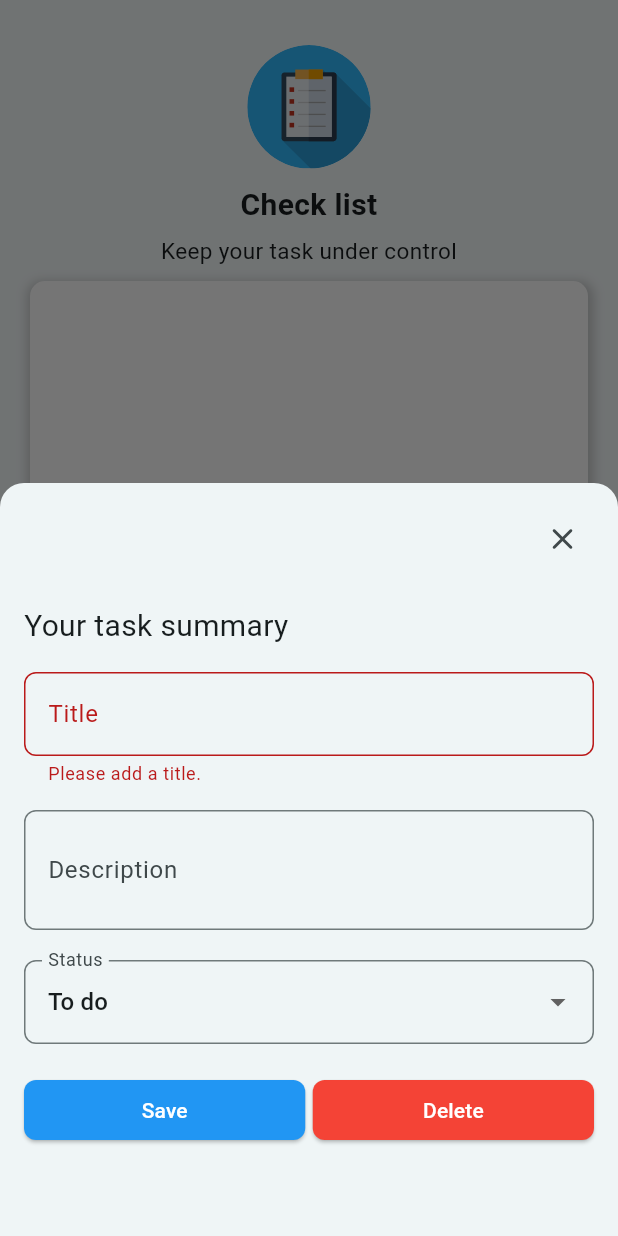
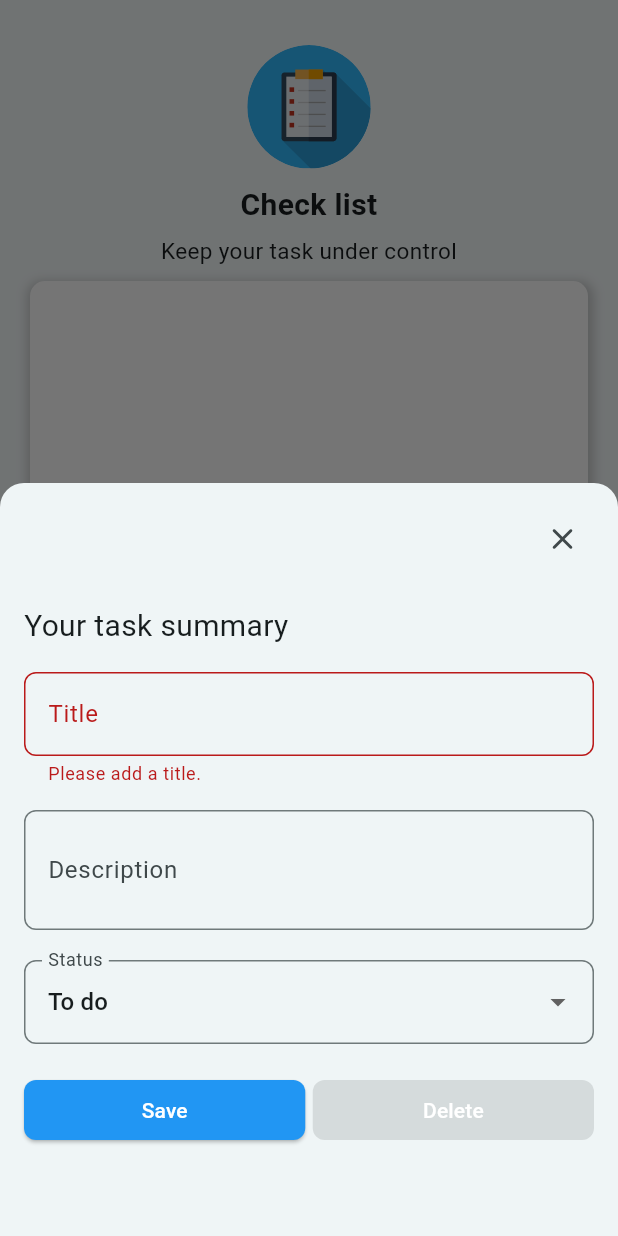
Before and after one commit to cgesoft/esercizio_iglu_app, a Flutter app: the screen it shows after launch, after a tap on the "add" icon, on a phone screen of 412 x 824 dp. Run offline on Flutter 3.47's test engine with Material 3 defaults, Android fonts, the phone set to English and light mode, and no system bars; our stand-ins replace auto_route, equatable, flutter_bloc, flutter_svg, fpdart, freezed_annotation and 3 more.

Commit message:
feat: implemented removal saved task function.

```diff
--- a/lib/features/task_list/data/repositories/shared_preferences_repository.dart
+++ b/lib/features/task_list/data/repositories/shared_preferences_repository.dart
@@ -54,4 +54,9 @@ class SharedPreferencesRepository implements ISharedPreferencesRepository {
   Future<void> setStatus(String key, bool value) async {
     await _sharedPreferencesDatasource.setBool(key, value);
   }
+
+  @override
+  Future<void> remove(String key) async {
+    await _sharedPreferencesDatasource.remove(key);
+  }
 }
--- a/lib/features/task_list/domain/repositories/i_shared_preferences_repository.dart
+++ b/lib/features/task_list/domain/repositories/i_shared_preferences_repository.dart
@@ -9,4 +9,5 @@ abstract class ISharedPreferencesRepository {
   Future<void> setTitle(String key, String value);
   Future<void> setDescription(String key, String value);
   Future<void> setStatus(String key, bool value);
+  Future<void> remove(String key);
 }
--- a/lib/features/task_list/domain/usecases/shared_preferences_usecase.dart
+++ b/lib/features/task_list/domain/usecases/shared_preferences_usecase.dart
@@ -11,7 +11,7 @@ class SharedPreferencesUseCase with LoggerMixin {
 
   SharedPreferencesUseCase(this._sharedPreferencesRepository);
 
-  Future<Either<Failure, List<TaskItemUiModel>>> getTaskModels(String taskListKey) async {
+  Future<Either<Failure, List<TaskItemUiModel>>> getTasks(String taskListKey) async {
     try {
       const taskTitleKey = SharedPreferenceKeyConstants.taskTitleKey;
       const taskDescKey = SharedPreferenceKeyConstants.taskDescKey;
@@ -39,21 +39,49 @@ class SharedPreferencesUseCase with LoggerMixin {
     }
   }
 
-  Future<Either<Failure, bool>> setTaskModel(String taskListKey, TaskItemUiModel task) async {
+  Future<Either<Failure, bool>> setTask(String taskListKey, TaskItemUiModel task) async {
     try {
       const taskTitleKey = SharedPreferenceKeyConstants.taskTitleKey;
       const taskDescKey = SharedPreferenceKeyConstants.taskDescKey;
       const taskStatusKey = SharedPreferenceKeyConstants.taskStatusKey;
       final taskId = task.id;
-      var taskList = await _sharedPreferencesRepository.getTaskListIds(taskListKey);
-      taskList.add(taskId);
+      if (task.title.isNotEmpty) {
+        var taskList = await _sharedPreferencesRepository.getTaskListIds(taskListKey);
+        if (taskList.contains(task.id) == false) {
+          taskList.add(taskId);
+        }
+        await _sharedPreferencesRepository.setTaskIdsList(taskListKey, taskList);
+        await _sharedPreferencesRepository.setTitle('$taskTitleKey$taskId', task.title);
+        await _sharedPreferencesRepository.setDescription('$taskDescKey$taskId', task.description);
+        await _sharedPreferencesRepository.setStatus(
+            '$taskStatusKey$taskId', task.status == TaskStatus.completed);
+        return Either.right(true);
+      } else {
+        return Either.right(false);
+      }
+    } catch (error) {
+      log.error(error.toString());
+      return Left(ServerFailure(error.toString()));
+    }
+  }
 
-      await _sharedPreferencesRepository.setTaskIdsList(taskListKey, taskList);
-      await _sharedPreferencesRepository.setTitle(taskTitleKey, task.title);
-      await _sharedPreferencesRepository.setDescription(taskDescKey, task.description);
-      await _sharedPreferencesRepository.setStatus(
-          taskStatusKey, task.status == TaskStatus.completed);
-      return Either.right(true);
+  Future<Either<Failure, bool>> deleteTask(String taskListKey, TaskItemUiModel task) async {
+    try {
+      const taskTitleKey = SharedPreferenceKeyConstants.taskTitleKey;
+      const taskDescKey = SharedPreferenceKeyConstants.taskDescKey;
+      const taskStatusKey = SharedPreferenceKeyConstants.taskStatusKey;
+      final taskId = task.id;
+      if (task.title.isNotEmpty) {
+        var taskList = await _sharedPreferencesRepository.getTaskListIds(taskListKey);
+        taskList.remove(taskId);
+        await _sharedPreferencesRepository.setTaskIdsList(taskListKey, taskList);
+        await _sharedPreferencesRepository.remove('$taskTitleKey$taskId');
+        await _sharedPreferencesRepository.remove('$taskDescKey$taskId');
+        await _sharedPreferencesRepository.remove('$taskStatusKey$taskId');
+        return Either.right(true);
+      } else {
+        return Either.right(false);
+      }
     } catch (error) {
       log.error(error.toString());
       return Left(ServerFailure(error.toString()));
--- a/lib/features/task_list/presentation/blocs/task_list_page_state.dart
+++ b/lib/features/task_list/presentation/blocs/task_list_page_state.dart
@@ -28,9 +28,11 @@ class ShowCreateTaskModalState extends TaskListPageState {
 }
 
 class ShowSuccessTaskModalState extends TaskListPageState {
-  ShowSuccessTaskModalState();
+  final String message;
+  ShowSuccessTaskModalState({required this.message});
 }
 
 class ShowFailureTaskModalState extends TaskListPageState {
-  ShowFailureTaskModalState();
+  final String message;
+  ShowFailureTaskModalState({required this.message});
 }
--- a/lib/features/task_list/presentation/mappers/task_list_page_ui_model_mapper.dart
+++ b/lib/features/task_list/presentation/mappers/task_list_page_ui_model_mapper.dart
@@ -22,7 +22,7 @@ class TaskListPageUiModelMapper implements Function1<List<TaskItemUiModel>, Task
       logoPath: logoPath,
       titleLabel: titleLabel,
       descriptionLabel: descriptionLabel,
-      areTaskAvailable: true,
+      areTaskAvailable: taskModels.isNotEmpty,
       noTaskInformativeLabel: noTaskInformativeLabel,
       tasks: taskModels,
     );
--- a/lib/features/task_list/presentation/pages/task_list_page.dart
+++ b/lib/features/task_list/presentation/pages/task_list_page.dart
@@ -26,13 +26,19 @@ class TaskListPage extends StatelessWidget {
       create: (context) => injector<TaskListPageCubit>(),
       child: BlocConsumer<TaskListPageCubit, TaskListPageState>(
         buildWhen: (_, currentState) {
-          if (currentState is ShowEditTaskModalState || currentState is ShowCreateTaskModalState) {
+          if (currentState is ShowEditTaskModalState ||
+              currentState is ShowCreateTaskModalState ||
+              currentState is ShowSuccessTaskModalState ||
+              currentState is ShowFailureTaskModalState) {
             return false;
           }
           return true;
         },
         listener: (context, currentState) {
-          if (currentState is ShowEditTaskModalState || currentState is ShowCreateTaskModalState) {
+          if (currentState is ShowEditTaskModalState ||
+              currentState is ShowCreateTaskModalState ||
+              currentState is ShowSuccessTaskModalState ||
+              currentState is ShowFailureTaskModalState) {
             return _stateListener(context, currentState);
           }
         },
@@ -47,6 +53,12 @@ class TaskListPage extends StatelessWidget {
         _showTaskEditModal(context, state.uiModel);
       case ShowCreateTaskModalState():
         _showTaskEditModal(context, state.uiModel);
+      case ShowSuccessTaskModalState():
+        Navigator.of(context).pop();
+        _showToastMessage(context, state.message);
+      case ShowFailureTaskModalState():
+        Navigator.of(context).pop();
+        _showToastMessage(context, state.message);
       default:
     }
   }
@@ -83,4 +95,10 @@ class TaskListPage extends StatelessWidget {
   void _initTaskListPage(BuildContext context) {
     context.read<TaskListPageCubit>().initTaskListPage();
   }
+
+  void _showToastMessage(BuildContext context, String message) {
+    ScaffoldMessenger.of(context).showSnackBar(SnackBar(
+      content: Text(message),
+    ));
+  }
 }
--- a/lib/features/task_list/presentation/widgets/task_modal_widget.dart
+++ b/lib/features/task_list/presentation/widgets/task_modal_widget.dart
@@ -8,7 +8,7 @@ import '../entities/task_modal_ui_model.dart';
 class TaskModalWidget extends StatelessWidget {
   final TaskModalUiModel uiModel;
   final Function(TaskItemUiModel task) onSavePressed;
-  final Function(TaskItemUiModel? task) onDeletePressed;
+  final Function(TaskItemUiModel task) onDeletePressed;
 
   const TaskModalWidget(
       {required this.uiModel, required this.onSavePressed, required this.onDeletePressed, Key? key})
@@ -34,10 +34,11 @@ class TaskModalWidget extends StatelessWidget {
   }
 
   _buildFormContainer() {
+    var task = uiModel.task;
     var _form = GlobalKey<FormState>();
-    var _titleEditBox = TextEditingController()..text = uiModel.task?.title ?? '';
-    var _descriptionEditBox = TextEditingController()..text = uiModel.task?.description ?? '';
-    TaskStatus? _dropdownButtonValue = uiModel.task?.status ?? TaskStatus.toDo;
+    var _titleEditBox = TextEditingController()..text = task?.title ?? '';
+    var _descriptionEditBox = TextEditingController()..text = task?.description ?? '';
+    TaskStatus? _dropdownButtonValue = task?.status ?? TaskStatus.toDo;
     return Form(
       key: _form,
       autovalidateMode: AutovalidateMode.always,
@@ -106,7 +107,7 @@ class TaskModalWidget extends StatelessWidget {
                     var _formCurrentState = _form.currentState;
                     if (_formCurrentState != null && _formCurrentState.validate()) {
                       onSavePressed(TaskItemUiModel(
-                          id: const Uuid().v4(),
+                          id: task?.id ?? const Uuid().v4(),
                           title: _titleEditBox.text,
                           description: _descriptionEditBox.text,
                           status: _dropdownButtonValue ?? TaskStatus.toDo));
@@ -125,7 +126,7 @@ class TaskModalWidget extends StatelessWidget {
                     backgroundColor: Colors.red,
                     shape: RoundedRectangleBorder(borderRadius: BorderRadius.circular(8.0)),
                   ),
-                  onPressed: () => onDeletePressed(uiModel.task),
+                  onPressed: task != null ? () => onDeletePressed(task) : null,
                 ),
               ),
             ]),
```
Also changed, not shown: lib/features/task_list/data/datasources/shared_preferences_datasource.dart (+11 -0 lines), lib/features/task_list/presentation/blocs/task_list_page_cubit.dart (+25 -10 lines).
